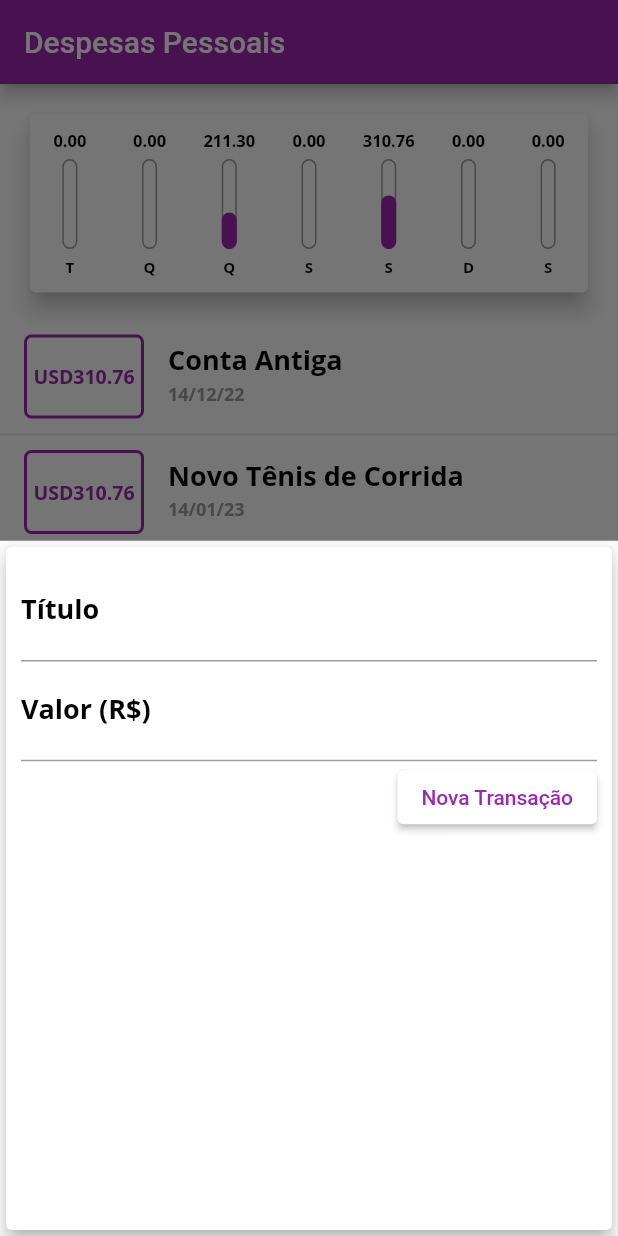
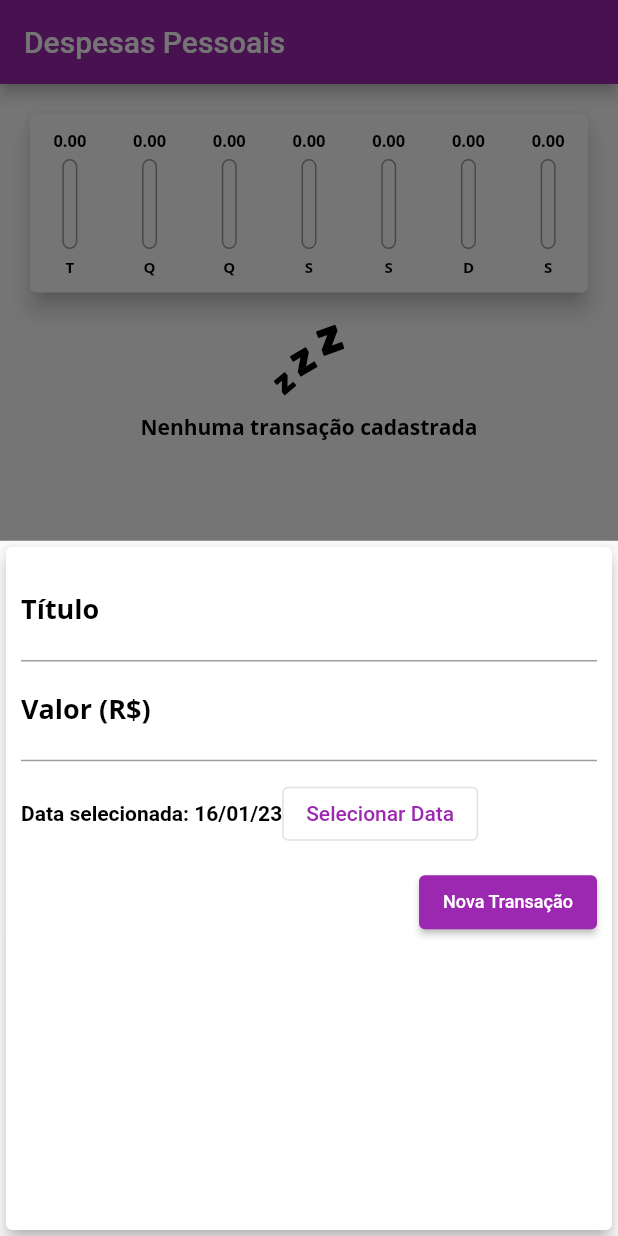
Before and after one commit to LucassCorrea/app_despesas_pessoais, a Flutter app: the screen it shows after launch, after a tap on the "add" icon, on a phone screen of 412 x 824 dp. Run offline on Flutter 3.47's test engine with Material 2 defaults, Android fonts, the phone set to English and light mode, and no system bars; drawn by our look-alikes of auto_size_text; our stand-ins replace flutter_svg; generated files the repository leaves out were written again.

Commit message:
finalizando a aplicação

```diff
--- a/lib/main.dart
+++ b/lib/main.dart
@@ -30,8 +30,8 @@ class ExpensesApp extends StatelessWidget {
         ),
         elevatedButtonTheme: ElevatedButtonThemeData(
           style: ElevatedButton.styleFrom(
-            backgroundColor: Colors.white,
-            foregroundColor: Colors.purple,
+            backgroundColor: Colors.purple,
+            foregroundColor: Colors.white,
           ),
         ),
         inputDecorationTheme: const InputDecorationTheme(
@@ -44,6 +44,11 @@ class ExpensesApp extends StatelessWidget {
             color: Colors.purple,
             fontFamily: "OpenSans",
             fontWeight: FontWeight.bold,
+          ),
+          bodySmall: TextStyle(
+            color: Colors.black,
+            fontWeight: FontWeight.bold,
+            fontSize: 14,
           ),
           labelMedium: TextStyle(
             color: Colors.black,
--- a/lib/views/components/chart.dart
+++ b/lib/views/components/chart.dart
@@ -55,7 +55,8 @@ class Chart extends StatelessWidget {
             child: ChartBar(
               label: tr['day'].toString(),
               value: tr['value'],
-              percentage: tr['value'] / _weekTotalValue,
+              percentage:
+                  _weekTotalValue == 0 ? 0 : tr['value'] / _weekTotalValue,
             ),
           );
         }).toList(),
--- a/lib/views/components/transaction_form.dart
+++ b/lib/views/components/transaction_form.dart
@@ -1,4 +1,5 @@
 import 'package:flutter/material.dart';
+import 'package:intl/intl.dart';
 
 class TransactionForm extends StatefulWidget {
   const TransactionForm({
@@ -6,26 +7,43 @@ class TransactionForm extends StatefulWidget {
     required this.onSubmit,
   });
 
-  final void Function(String, double) onSubmit;
+  final void Function(String, double, DateTime) onSubmit;
 
   @override
   State<TransactionForm> createState() => _TransactionFormState();
 }
 
 class _TransactionFormState extends State<TransactionForm> {
-  final titleController = TextEditingController();
-
-  final valueController = TextEditingController();
+  final _titleController = TextEditingController();
+  final _valueController = TextEditingController();
+  DateTime _selectedDate = DateTime.now();
 
   _submitForm() {
-    final title = titleController.text;
-    final value = double.tryParse(valueController.text) ?? 0.0;
+    final title = _titleController.text;
+    final value = double.tryParse(_valueController.text) ?? 0.0;
 
     if (title.isEmpty || value <= 0) {
       return;
     }
 
-    widget.onSubmit(title, value);
+    widget.onSubmit(title, value, _selectedDate);
+  }
+
+  _datePicker() {
+    showDatePicker(
+      context: context,
+      initialDate: DateTime.now(),
+      firstDate: DateTime(2021),
+      lastDate: DateTime.now(),
+    ).then((pickedDate) {
+      if (pickedDate == null) {
+        return;
+      }
+
+      setState(() {
+        _selectedDate = pickedDate;
+      });
+    });
   }
 
   @override
@@ -37,7 +55,7 @@ class _TransactionFormState extends State<TransactionForm> {
         child: Column(
           children: [
             TextField(
-              controller: titleController,
+              controller: _titleController,
               onSubmitted: (_) => _submitForm(),
               style: Theme.of(context).textTheme.labelMedium,
               decoration: const InputDecoration(
@@ -45,13 +63,36 @@ class _TransactionFormState extends State<TransactionForm> {
               ),
             ),
             TextField(
-              controller: valueController,
+              controller: _valueController,
               // inputFormatters: [FilteringTextInputFormatter.digitsOnly],
               onSubmitted: (_) => _submitForm(),
               style: Theme.of(context).textTheme.labelMedium,
               keyboardType: TextInputType.number,
               decoration: const InputDecoration(
                 labelText: "Valor (R\$)",
+              ),
+            ),
+            SizedBox(
+              height: 70,
+              child: Row(
+                children: [
+                  Text(
+                    "Data selecionada: ${DateFormat("dd/MM/yy").format(_selectedDate)}",
+                    style: Theme.of(context).textTheme.bodySmall,
+                  ),
+                  OutlinedButton(
+                    onPressed: () {
+                      _datePicker();
+                    },
+                    child: const Text(
+                      "Selecionar Data",
+                      style: TextStyle(
+                        color: Colors.purple,
+                        fontSize: 14,
+                      ),
+                    ),
+                  ),
+                ],
               ),
             ),
             Row(
@@ -62,6 +103,9 @@ class _TransactionFormState extends State<TransactionForm> {
                   onPressed: _submitForm,
                   child: const Text(
                     "Nova Transação",
+                    style: TextStyle(
+                      fontSize: 12,
+                    ),
                   ),
                 ),
               ],
--- a/lib/views/components/transaction_list.dart
+++ b/lib/views/components/transaction_list.dart
@@ -9,9 +9,11 @@ class TransactionList extends StatelessWidget {
   const TransactionList({
     super.key,
     required this.transactions,
+    required this.removeTransactions,
   });
 
   final List<Transaction> transactions;
+  final void Function(String) removeTransactions;
 
   @override
   Widget build(BuildContext context) {
@@ -89,6 +91,15 @@ class TransactionList extends StatelessWidget {
                           fontFamily: "OpenSans",
                         ),
                       ),
+                      trailing: IconButton(
+                        onPressed: () {
+                          removeTransactions(tr.id);
+                        },
+                        icon: Icon(
+                          Icons.delete,
+                          color: Theme.of(context).errorColor,
+                        ),
+                      ),
                     );
                   },
                 ),
--- a/lib/views/home_page.dart
+++ b/lib/views/home_page.dart
@@ -15,26 +15,7 @@ class HomePage extends StatefulWidget {
 }
 
 class _HomePageState extends State<HomePage> {
-  final List<Transaction> _transactions = [
-    Transaction(
-      id: 't0',
-      title: "Conta Antiga",
-      value: 310.76,
-      date: DateTime.now().subtract(const Duration(days: 33)),
-    ),
-    Transaction(
-      id: 't1',
-      title: "Novo Tênis de Corrida",
-      value: 310.76,
-      date: DateTime.now().subtract(const Duration(days: 2)),
-    ),
-    Transaction(
-      id: 't2',
-      title: "Conta de Luz",
-      value: 211.30,
-      date: DateTime.now().subtract(const Duration(days: 4)),
-    )
-  ];
+  final List<Transaction> _transactions = [];
 
   List<Transaction> get _recentTransaction {
     return _transactions.where((tr) {
@@ -44,12 +25,12 @@ class _HomePageState extends State<HomePage> {
     }).toList();
   }
 
-  _addTransaction(String title, double value) {
+  _addTransaction(String title, double value, DateTime date) {
     final newTransaction = Transaction(
       id: Random().nextDouble().toString(),
       title: title,
       value: value,
-      date: DateTime.now(),
+      date: date,
     );
 
     setState(() {
@@ -60,6 +41,14 @@ class _HomePageState extends State<HomePage> {
     // para ficar marcado e não sair do modal.
     // um checkbox, talvez.
     Navigator.of(context).pop();
+  }
+
+  _removeTransaction(String id) {
+    setState(() {
+      _transactions.removeWhere((tr) {
+        return tr.id == id;
+      });
+    });
   }
 
   _openTransactionFormModal(BuildContext context) {
@@ -97,7 +86,10 @@ class _HomePageState extends State<HomePage> {
                           //   children: [],
                           // ),
                           Chart(recentTransaction: _recentTransaction),
-                          TransactionList(transactions: _transactions),
+                          TransactionList(
+                            transactions: _transactions,
+                            removeTransactions: _removeTransaction,
+                          ),
                         ],
                       ),
                     ),
```
